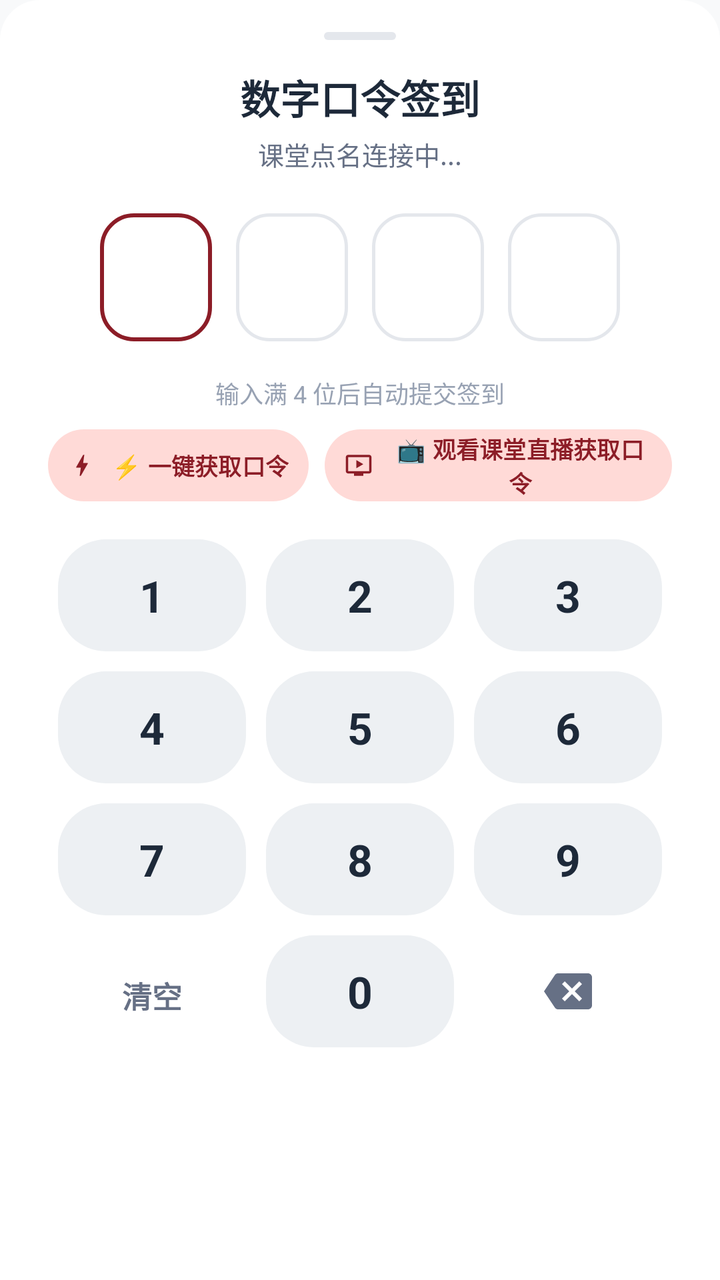
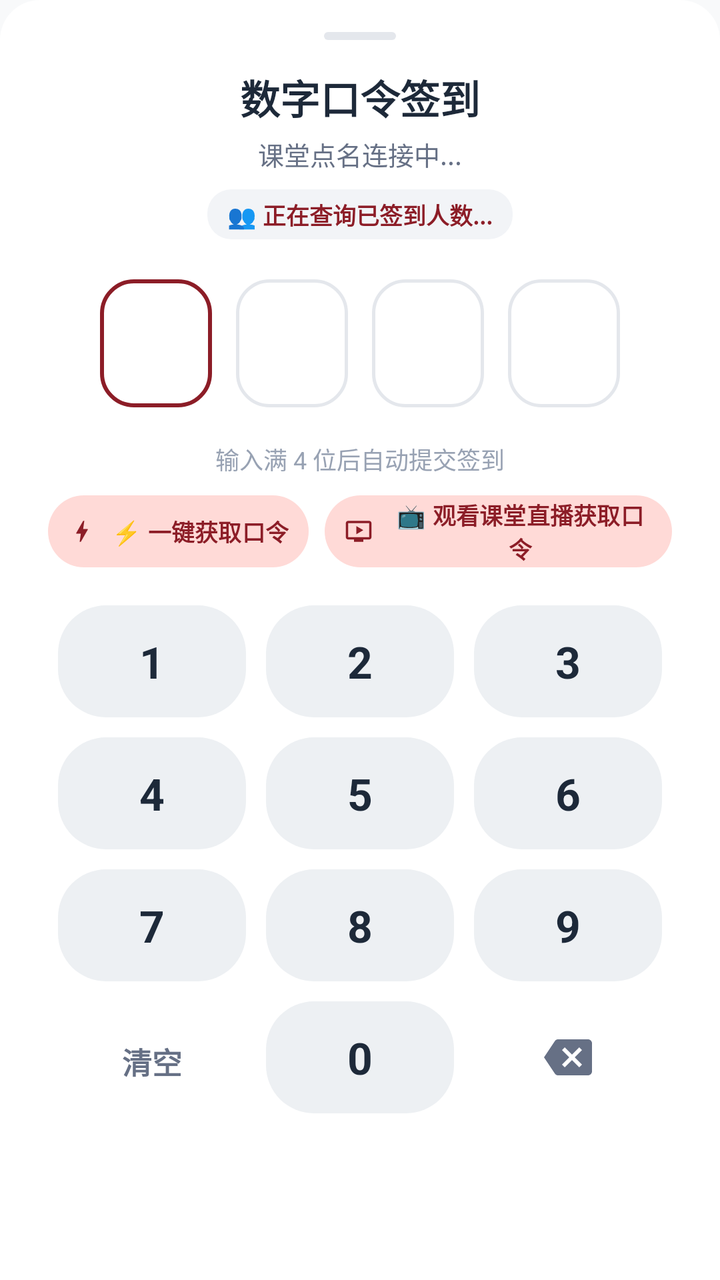

Screens rendered from an Android XML layout before and after an edit, with the pre-edit source and the edit as a unified diff.
<!-- AndroidManifest.xml: application theme Theme.UsstJwgl -->
<!-- res/layout/bottom_sheet_number_rollcall.xml -->
<?xml version="1.0" encoding="utf-8"?>
<LinearLayout xmlns:android="http://schemas.android.com/apk/res/android"
    xmlns:app="http://schemas.android.com/apk/res-auto"
    android:layout_width="match_parent"
    android:layout_height="wrap_content"
    android:background="@drawable/bottom_sheet_bg"
    android:gravity="center_horizontal"
    android:orientation="vertical"
    android:paddingHorizontal="24dp"
    android:paddingTop="16dp"
    android:paddingBottom="24dp">

    
    <View
        android:layout_width="36dp"
        android:layout_height="4dp"
        android:layout_gravity="center_horizontal"
        android:layout_marginBottom="14dp"
        android:background="@drawable/drag_handle" />

    
    <TextView
        android:layout_width="wrap_content"
        android:layout_height="wrap_content"
        android:text="数字口令签到"
        android:textColor="@color/text_primary"
        android:textSize="20sp"
        android:textStyle="bold" />

    <TextView
        android:id="@+id/tvCourseName"
        android:layout_width="wrap_content"
        android:layout_height="wrap_content"
        android:layout_marginTop="4dp"
        android:ellipsize="end"
        android:maxLines="1"
        android:text="课堂点名连接中..."
        android:textColor="@color/text_secondary"
        android:textSize="13sp" />

    
    <LinearLayout
        android:id="@+id/layoutPinBoxes"
        android:layout_width="wrap_content"
        android:layout_height="wrap_content"
        android:layout_marginTop="20dp"
        android:gravity="center"
        android:orientation="horizontal">

        
        <FrameLayout
            android:id="@+id/boxPin1"
            android:layout_width="56dp"
            android:layout_height="64dp"
            android:background="@drawable/bg_pin_box_active">

            <TextView
                android:id="@+id/tvPin1"
                android:layout_width="wrap_content"
                android:layout_height="wrap_content"
                android:layout_gravity="center"
                android:textColor="@color/text_primary"
                android:textSize="26sp"
                android:textStyle="bold" />
        </FrameLayout>

        
        <FrameLayout
            android:id="@+id/boxPin2"
            android:layout_width="56dp"
            android:layout_height="64dp"
            android:layout_marginStart="12dp"
            android:background="@drawable/bg_pin_box">

            <TextView
                android:id="@+id/tvPin2"
                android:layout_width="wrap_content"
                android:layout_height="wrap_content"
                android:layout_gravity="center"
                android:textColor="@color/text_primary"
                android:textSize="26sp"
                android:textStyle="bold" />
        </FrameLayout>

        
        <FrameLayout
            android:id="@+id/boxPin3"
            android:layout_width="56dp"
            android:layout_height="64dp"
            android:layout_marginStart="12dp"
            android:background="@drawable/bg_pin_box">

            <TextView
                android:id="@+id/tvPin3"
                android:layout_width="wrap_content"
                android:layout_height="wrap_content"
                android:layout_gravity="center"
                android:textColor="@color/text_primary"
                android:textSize="26sp"
                android:textStyle="bold" />
        </FrameLayout>

        
        <FrameLayout
            android:id="@+id/boxPin4"
            android:layout_width="56dp"
            android:layout_height="64dp"
            android:layout_marginStart="12dp"
            android:background="@drawable/bg_pin_box">

            <TextView
                android:id="@+id/tvPin4"
                android:layout_width="wrap_content"
                android:layout_height="wrap_content"
                android:layout_gravity="center"
                android:textColor="@color/text_primary"
                android:textSize="26sp"
                android:textStyle="bold" />
        </FrameLayout>

    </LinearLayout>

    
    <LinearLayout
        android:layout_width="match_parent"
        android:layout_height="28dp"
        android:layout_marginTop="12dp"
        android:gravity="center"
        android:orientation="horizontal">

        <ProgressBar
            android:id="@+id/progressSubmitting"
            android:layout_width="18dp"
            android:layout_height="18dp"
            android:layout_marginEnd="8dp"
            android:indeterminateTint="@color/primary"
            android:visibility="gone" />

        <TextView
            android:id="@+id/tvStatusTip"
            android:layout_width="wrap_content"
            android:layout_height="wrap_content"
            android:ellipsize="end"
            android:maxLines="1"
            android:text="输入满 4 位后自动提交签到"
            android:textColor="@color/text_tertiary"
            android:textSize="12sp" />
    </LinearLayout>

    
    <LinearLayout
        android:layout_width="wrap_content"
        android:layout_height="wrap_content"
        android:layout_marginTop="4dp"
        android:gravity="center"
        android:orientation="horizontal">

        
        <com.google.android.material.button.MaterialButton
            android:id="@+id/btnFetchCodeDirectly"
            style="@style/Widget.Material3.Button.TonalButton"
            android:layout_width="wrap_content"
            android:layout_height="36dp"
            android:layout_marginEnd="8dp"
            android:insetTop="0dp"
            android:insetBottom="0dp"
            android:paddingHorizontal="10dp"
            android:paddingVertical="0dp"
            android:text="⚡ 一键获取口令"
            android:textColor="@color/primary"
            android:textSize="11.5sp"
            android:textStyle="bold"
            app:cornerRadius="18dp"
            app:icon="@drawable/ic_bolt"
            app:iconSize="14dp"
            app:iconTint="@color/primary" />

        
        <com.google.android.material.button.MaterialButton
            android:id="@+id/btnWatchLiveForCode"
            style="@style/Widget.Material3.Button.TonalButton"
            android:layout_width="wrap_content"
            android:layout_height="36dp"
            android:insetTop="0dp"
            android:insetBottom="0dp"
            android:paddingHorizontal="10dp"
            android:paddingVertical="0dp"
            android:text="📺 观看课堂直播获取口令"
            android:textColor="@color/primary"
            android:textSize="11.5sp"
            android:textStyle="bold"
            app:cornerRadius="18dp"
            app:icon="@drawable/ic_live_video"
            app:iconSize="14dp"
            app:iconTint="@color/primary" />

    </LinearLayout>

    
    <com.google.android.material.checkbox.MaterialCheckBox
        android:id="@+id/cbSignAll"
        android:layout_width="wrap_content"
        android:layout_height="wrap_content"
        android:layout_marginTop="2dp"
        android:checked="true"
        android:text="同时为全部已保存账号签到 (独立设备码)"
        android:textColor="@color/text_secondary"
        android:textSize="12sp"
        android:visibility="gone" />

    
    <LinearLayout
        android:id="@+id/layoutKeypad"
        android:layout_width="match_parent"
        android:layout_height="wrap_content"
        android:layout_marginTop="14dp"
        android:orientation="vertical">

        
        <LinearLayout
            android:layout_width="match_parent"
            android:layout_height="wrap_content"
            android:orientation="horizontal">

            <TextView
                android:id="@+id/key1"
                android:layout_width="0dp"
                android:layout_height="56dp"
                android:layout_margin="5dp"
                android:layout_weight="1"
                android:background="@drawable/bg_keypad_button"
                android:gravity="center"
                android:text="1"
                android:textColor="@color/text_primary"
                android:textSize="22sp"
                android:textStyle="bold" />

            <TextView
                android:id="@+id/key2"
                android:layout_width="0dp"
                android:layout_height="56dp"
                android:layout_margin="5dp"
                android:layout_weight="1"
                android:background="@drawable/bg_keypad_button"
                android:gravity="center"
                android:text="2"
                android:textColor="@color/text_primary"
                android:textSize="22sp"
                android:textStyle="bold" />

            <TextView
                android:id="@+id/key3"
                android:layout_width="0dp"
                android:layout_height="56dp"
                android:layout_margin="5dp"
                android:layout_weight="1"
                android:background="@drawable/bg_keypad_button"
                android:gravity="center"
                android:text="3"
                android:textColor="@color/text_primary"
                android:textSize="22sp"
                android:textStyle="bold" />
        </LinearLayout>

        
        <LinearLayout
            android:layout_width="match_parent"
            android:layout_height="wrap_content"
            android:orientation="horizontal">

            <TextView
                android:id="@+id/key4"
                android:layout_width="0dp"
                android:layout_height="56dp"
                android:layout_margin="5dp"
                android:layout_weight="1"
                android:background="@drawable/bg_keypad_button"
                android:gravity="center"
                android:text="4"
                android:textColor="@color/text_primary"
                android:textSize="22sp"
                android:textStyle="bold" />

            <TextView
                android:id="@+id/key5"
                android:layout_width="0dp"
                android:layout_height="56dp"
                android:layout_margin="5dp"
                android:layout_weight="1"
                android:background="@drawable/bg_keypad_button"
                android:gravity="center"
                android:text="5"
                android:textColor="@color/text_primary"
                android:textSize="22sp"
                android:textStyle="bold" />

            <TextView
                android:id="@+id/key6"
                android:layout_width="0dp"
                android:layout_height="56dp"
                android:layout_margin="5dp"
                android:layout_weight="1"
                android:background="@drawable/bg_keypad_button"
                android:gravity="center"
                android:text="6"
                android:textColor="@color/text_primary"
                android:textSize="22sp"
                android:textStyle="bold" />
        </LinearLayout>

        
        <LinearLayout
            android:layout_width="match_parent"
            android:layout_height="wrap_content"
            android:orientation="horizontal">

            <TextView
                android:id="@+id/key7"
                android:layout_width="0dp"
                android:layout_height="56dp"
                android:layout_margin="5dp"
                android:layout_weight="1"
                android:background="@drawable/bg_keypad_button"
                android:gravity="center"
                android:text="7"
                android:textColor="@color/text_primary"
                android:textSize="22sp"
                android:textStyle="bold" />

            <TextView
                android:id="@+id/key8"
                android:layout_width="0dp"
                android:layout_height="56dp"
                android:layout_margin="5dp"
                android:layout_weight="1"
                android:background="@drawable/bg_keypad_button"
                android:gravity="center"
                android:text="8"
                android:textColor="@color/text_primary"
                android:textSize="22sp"
                android:textStyle="bold" />

            <TextView
                android:id="@+id/key9"
                android:layout_width="0dp"
                android:layout_height="56dp"
                android:layout_margin="5dp"
                android:layout_weight="1"
                android:background="@drawable/bg_keypad_button"
                android:gravity="center"
                android:text="9"
                android:textColor="@color/text_primary"
                android:textSize="22sp"
                android:textStyle="bold" />
        </LinearLayout>

        
        <LinearLayout
            android:layout_width="match_parent"
            android:layout_height="wrap_content"
            android:orientation="horizontal">

            <TextView
                android:id="@+id/keyClear"
                android:layout_width="0dp"
                android:layout_height="56dp"
                android:layout_margin="5dp"
                android:layout_weight="1"
                android:background="?attr/selectableItemBackgroundBorderless"
                android:gravity="center"
                android:text="清空"
                android:textColor="@color/text_secondary"
                android:textSize="15sp"
                android:textStyle="bold" />

            <TextView
                android:id="@+id/key0"
                android:layout_width="0dp"
                android:layout_height="56dp"
                android:layout_margin="5dp"
                android:layout_weight="1"
                android:background="@drawable/bg_keypad_button"
                android:gravity="center"
                android:text="0"
                android:textColor="@color/text_primary"
                android:textSize="22sp"
                android:textStyle="bold" />

            <FrameLayout
                android:id="@+id/keyDelete"
                android:layout_width="0dp"
                android:layout_height="56dp"
                android:layout_margin="5dp"
                android:layout_weight="1"
                android:background="?attr/selectableItemBackgroundBorderless"
                android:clickable="true"
                android:focusable="true">

                <ImageView
                    android:layout_width="24dp"
                    android:layout_height="24dp"
                    android:layout_gravity="center"
                    android:src="@drawable/ic_backspace"
                    app:tint="@color/text_secondary" />
            </FrameLayout>

        </LinearLayout>

    </LinearLayout>

</LinearLayout>
<!-- resources referenced by this layout -->
<resources>
  <color name="primary">#8C1D27</color>
  <color name="text_primary">#1D2939</color>
  <color name="text_secondary">#667085</color>
  <color name="text_tertiary">#98A2B3</color>
  <!-- drawable bg_keypad_button (drawable) -->
  <?xml version="1.0" encoding="utf-8"?>
  <ripple xmlns:android="http://schemas.android.com/apk/res/android"
      android:color="?attr/colorControlHighlight">
      <item>
          <shape android:shape="rectangle">
              <corners android:radius="24dp" />
              <solid android:color="@color/surface_container" />
          </shape>
      </item>
  </ripple>
  <!-- drawable bg_pin_box (drawable) -->
  <?xml version="1.0" encoding="utf-8"?>
  <shape xmlns:android="http://schemas.android.com/apk/res/android"
      android:shape="rectangle">
      <corners android:radius="16dp" />
      <solid android:color="@color/surface" />
      <stroke
          android:width="1.5dp"
          android:color="@color/border" />
  </shape>
  <!-- drawable bg_pin_box_active (drawable) -->
  <?xml version="1.0" encoding="utf-8"?>
  <shape xmlns:android="http://schemas.android.com/apk/res/android"
      android:shape="rectangle">
      <corners android:radius="16dp" />
      <solid android:color="@color/surface" />
      <stroke
          android:width="2dp"
          android:color="@color/primary" />
  </shape>
  <!-- drawable bottom_sheet_bg (drawable) -->
  <?xml version="1.0" encoding="utf-8"?>
  <shape xmlns:android="http://schemas.android.com/apk/res/android"
      android:shape="rectangle">
      <solid android:color="@color/surface" />
      <corners
          android:topLeftRadius="20dp"
          android:topRightRadius="20dp"
          android:bottomLeftRadius="0dp"
          android:bottomRightRadius="0dp" />
  </shape>
  <!-- drawable drag_handle (drawable) -->
  <?xml version="1.0" encoding="utf-8"?>
  <shape xmlns:android="http://schemas.android.com/apk/res/android">
      <solid android:color="@color/border" />
      <corners android:radius="2dp" />
  </shape>
  <!-- drawable ic_bolt (drawable) -->
  <vector xmlns:android="http://schemas.android.com/apk/res/android"
      android:width="24dp"
      android:height="24dp"
      android:viewportWidth="24"
      android:viewportHeight="24">
    <path
        android:fillColor="#FFFFFFFF"
        android:pathData="M11,21h-1l1,-7H7.5c-0.58,0 -0.57,-0.32 -0.38,-0.66 0.19,-0.34 0.05,-0.08 0.07,-0.12C8.48,10.94 10.42,7.54 13,3h1l-1,7h3.5c0.49,0 0.56,0.33 0.47,0.51l-0.07,0.15C12.96,17.55 11,21 11,21z"/>
  </vector>
  <!-- drawable ic_live_video (drawable) -->
  <vector xmlns:android="http://schemas.android.com/apk/res/android"
      android:width="24dp"
      android:height="24dp"
      android:viewportWidth="24"
      android:viewportHeight="24">
      <path
          android:fillColor="#FF8C1D27"
          android:pathData="M21,3H3c-1.1,0 -2,0.9 -2,2v12c0,1.1 0.9,2 2,2h5v2h8v-2h5c1.1,0 2,-0.9 2,-2V5c0,-1.1 -0.9,-2 -2,-2zM21,17H3V5h18v12zM10,7.5v7l6,-3.5l-6,-3.5z" />
  </vector>
  <color name="surface_container">#EDF0F3</color>
  <color name="surface">#FFFFFF</color>
  <color name="border">#E4E7EC</color>
  <color name="on_primary">#FFFFFF</color>
  <color name="primary_container">#FFDAD8</color>
  <color name="on_primary_container">#3B080E</color>
  <color name="secondary">#775654</color>
  <color name="secondary_container">#FFDAD7</color>
  <color name="on_secondary_container">#2C1514</color>
  <color name="background">#F8F9FA</color>
  <!-- unchanged entries left out for length: 2 -->
</resources>

<!-- the commit's change to res/layout/bottom_sheet_number_rollcall.xml (unified diff, before → after) -->
@@ -37,6 +37,21 @@
         android:text="课堂点名连接中..."
         android:textColor="@color/text_secondary"
         android:textSize="13sp" />
+
+    
+    <TextView
+        android:id="@+id/tvAttendanceStats"
+        android:layout_width="wrap_content"
+        android:layout_height="wrap_content"
+        android:layout_marginTop="8dp"
+        android:background="@drawable/bg_badge_rounded"
+        android:backgroundTint="@color/surface_variant"
+        android:paddingHorizontal="10dp"
+        android:paddingVertical="4dp"
+        android:text="👥 正在查询已签到人数..."
+        android:textColor="@color/primary"
+        android:textSize="11.5sp"
+        android:textStyle="bold" />
 
     
     <LinearLayout
<!-- resource entries referenced after the edit -->
@@ -1,9 +1,17 @@
 <!-- resources referenced by this layout -->
 <resources>
   <color name="primary">#8C1D27</color>
+  <color name="surface_variant">#F2F4F7</color>
   <color name="text_primary">#1D2939</color>
   <color name="text_secondary">#667085</color>
   <color name="text_tertiary">#98A2B3</color>
+  <!-- drawable bg_badge_rounded (drawable) -->
+  <?xml version="1.0" encoding="utf-8"?>
+  <shape xmlns:android="http://schemas.android.com/apk/res/android"
+      android:shape="rectangle">
+      <corners android:radius="12dp" />
+      <solid android:color="@color/badge_bg" />
+  </shape>
   <!-- drawable bg_keypad_button (drawable) -->
   <?xml version="1.0" encoding="utf-8"?>
   <ripple xmlns:android="http://schemas.android.com/apk/res/android"
@@ -72,6 +80,7 @@
           android:fillColor="#FF8C1D27"
           android:pathData="M21,3H3c-1.1,0 -2,0.9 -2,2v12c0,1.1 0.9,2 2,2h5v2h8v-2h5c1.1,0 2,-0.9 2,-2V5c0,-1.1 -0.9,-2 -2,-2zM21,17H3V5h18v12zM10,7.5v7l6,-3.5l-6,-3.5z" />
   </vector>
+  <color name="badge_bg">#FFDAD8</color>
   <color name="surface_container">#EDF0F3</color>
   <color name="surface">#FFFFFF</color>
   <color name="border">#E4E7EC</color>
